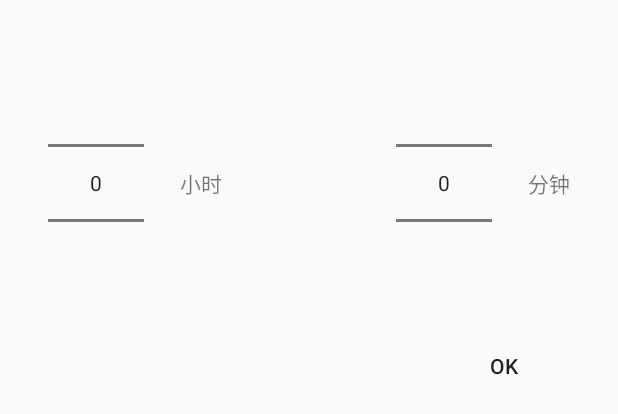
After one commit to CuiLePbc/BabyTime, an Android app: the layout dialog_edit_duration.xml on its own in the app's theme, with its tools: preview values and no code run, on a phone screen of 412 x 824 dp. The commit adds this screen. Shown: the top 414 px of the screen. Run offline under Robolectric (Android 15) with nearby library versions, the phone set to English and light mode, and no system bars.

Commit message:
add the eat present,and fixing some ui

```diff
--- a/app/src/main/java/com/cuile/cuile/babytime/vp/eat/add/EatAddFragment.kt
+++ b/app/src/main/java/com/cuile/cuile/babytime/vp/eat/add/EatAddFragment.kt
@@ -5,15 +5,20 @@ import android.animation.AnimatorListenerAdapter
 import android.animation.ValueAnimator
 import android.os.Bundle
 import android.os.SystemClock
+import android.support.design.widget.BottomSheetDialog
 import android.support.v4.view.animation.FastOutSlowInInterpolator
 import android.text.Layout
 import android.view.View
+import android.widget.Button
 import android.widget.NumberPicker
 import com.cuile.cuile.babytime.BaseFragment
 import com.cuile.cuile.babytime.R
+import com.cuile.cuile.babytime.utils.DetailsTransition
 import com.cuile.cuile.babytime.view.TextDrawable
 import kotlinx.android.synthetic.main.fragment_eat_add.*
+import org.jetbrains.anko.find
 import org.jetbrains.anko.support.v4.act
+import org.jetbrains.anko.support.v4.toast
 
 /**
  * Created by cuile on 18-6-4.
@@ -79,6 +84,7 @@ class EatAddFragment: BaseFragment(), EatAddContract.View {
         eatDurationChron.format = "$hourStr:%s"
         eatDurationChron.setOnClickListener {
             // 手动指定时间
+            showTimeFillDialog()
         }
 
 
@@ -90,6 +96,33 @@ class EatAddFragment: BaseFragment(), EatAddContract.View {
         eatmlNP.setFormatter { "${it * 5}" }
 
         eatMotherAmount.max = 5
+    }
+
+    private fun showTimeFillDialog() {
+        val bottomSheetDialog = BottomSheetDialog(act).apply {
+            setCancelable(true)
+            setContentView(R.layout.dialog_edit_duration)
+        }
+        bottomSheetDialog.show()
+
+        val currentDuration = eatDurationChron.text.toString().split(":")
+
+        val hourPicker = bottomSheetDialog.find<NumberPicker>(R.id.hourPicker)
+        hourPicker.wrapSelectorWheel = false
+        hourPicker.minValue = 0
+        hourPicker.maxValue = 12
+        hourPicker.value = currentDuration[0].toInt()
+        val minutesPicker = bottomSheetDialog.find<NumberPicker>(R.id.minutesPicker)
+        minutesPicker.wrapSelectorWheel = true
+        minutesPicker.maxValue = 60
+        minutesPicker.minValue = 0
+        minutesPicker.value = currentDuration[1].toInt()
+
+        bottomSheetDialog.find<Button>(R.id.durationPickSureBtn).setOnClickListener {
+            eatDurationChron.stop()
+            eatDurationChron.text = "${hourPicker.value}:${minutesPicker.value}:00"
+            bottomSheetDialog.cancel()
+        }
     }
 
     private fun viewSwitch(checkedId: Int) {
--- /dev/null
+++ b/app/src/main/res/layout/dialog_edit_duration.xml
@@ -0,0 +1,67 @@
+<?xml version="1.0" encoding="utf-8"?>
+<android.support.constraint.ConstraintLayout
+    xmlns:android="http://schemas.android.com/apk/res/android"
+    xmlns:app="http://schemas.android.com/apk/res-auto"
+    xmlns:tools="http://schemas.android.com/tools"
+    android:layout_width="match_parent"
+    android:layout_height="wrap_content">
+
+    <NumberPicker
+        android:id="@+id/hourPicker"
+        android:layout_width="wrap_content"
+        android:layout_height="wrap_content"
+        android:layout_marginStart="32dp"
+        android:layout_marginTop="32dp"
+        android:layout_marginBottom="8dp"
+        app:layout_constraintBottom_toTopOf="@+id/durationPickSureBtn"
+        app:layout_constraintEnd_toStartOf="@+id/textView"
+        app:layout_constraintHorizontal_chainStyle="packed"
+        app:layout_constraintStart_toStartOf="parent"
+        app:layout_constraintTop_toTopOf="parent"
+        android:descendantFocusability="blocksDescendants" />
+
+    <TextView
+        android:id="@+id/textView"
+        android:layout_width="wrap_content"
+        android:layout_height="wrap_content"
+        android:layout_marginStart="24dp"
+        android:text="@string/hour"
+        app:layout_constraintBottom_toBottomOf="@+id/hourPicker"
+        app:layout_constraintStart_toEndOf="@+id/hourPicker"
+        app:layout_constraintTop_toTopOf="@+id/hourPicker" />
+
+    <NumberPicker
+        android:id="@+id/minutesPicker"
+        android:layout_width="wrap_content"
+        android:layout_height="wrap_content"
+        android:layout_marginTop="32dp"
+        android:layout_marginEnd="24dp"
+        android:layout_marginBottom="8dp"
+        app:layout_constraintBottom_toTopOf="@+id/durationPickSureBtn"
+        app:layout_constraintEnd_toStartOf="@+id/textView2"
+        app:layout_constraintTop_toTopOf="parent"
+        android:descendantFocusability="blocksDescendants" />
+
+    <TextView
+        android:id="@+id/textView2"
+        android:layout_width="wrap_content"
+        android:layout_height="wrap_content"
+        android:layout_marginEnd="32dp"
+        android:text="@string/minutes"
+        app:layout_constraintBottom_toBottomOf="@+id/minutesPicker"
+        app:layout_constraintEnd_toEndOf="parent"
+        app:layout_constraintTop_toTopOf="@+id/minutesPicker" />
+
+    <Button
+        android:id="@+id/durationPickSureBtn"
+        android:layout_width="wrap_content"
+        android:layout_height="wrap_content"
+        android:layout_marginEnd="32dp"
+        android:layout_marginBottom="8dp"
+        android:text="@android:string/ok"
+        android:background="?selectableItemBackground"
+        style="@style/MyAppTheme.Button.White"
+        app:layout_constraintBottom_toBottomOf="parent"
+        app:layout_constraintEnd_toEndOf="parent" />
+
+</android.support.constraint.ConstraintLayout>
--- a/app/src/main/res/values/strings.xml
+++ b/app/src/main/res/values/strings.xml
@@ -59,6 +59,8 @@
     <string name="excretion_data">便便记录</string>
     <string name="sleep_data">睡眠记录</string>
     <string name="more_info"><![CDATA[更多>>]]></string>
+    <string name="minutes">分钟</string>
+    <string name="hour">小时</string>
 
     <string-array name="baby_excretion_type_array">
         <item>@string/baby_excretion_type_normal</item>
```
